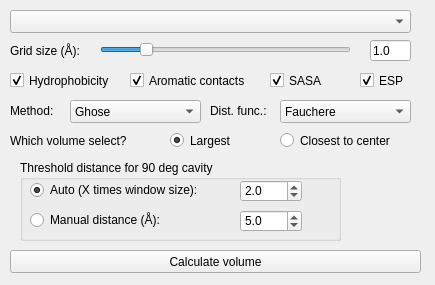
Qt form pymol_plugin/cavecav_widget.ui (VicenteMartiCentelles/CageCavityCalc) before a commit.
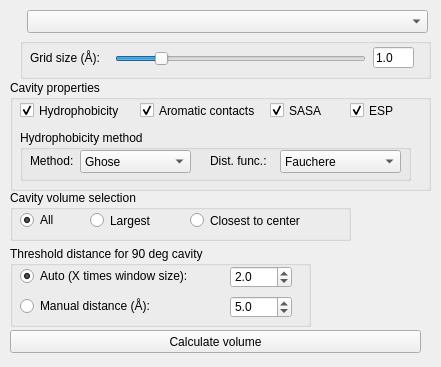
The same form after that commit.

Commit message: Added the option to select the clustering method including all, that was not properly implemented

```diff
--- a/pymol_plugin/cavecav_widget.ui
+++ b/pymol_plugin/cavecav_widget.ui
@@ -6,8 +6,8 @@
    <rect>
     <x>0</x>
     <y>0</y>
-    <width>435</width>
-    <height>285</height>
+    <width>441</width>
+    <height>367</height>
    </rect>
   </property>
   <property name="windowTitle">
@@ -17,7 +17,7 @@
    <property name="geometry">
     <rect>
      <x>10</x>
-     <y>250</y>
+     <y>330</y>
      <width>411</width>
      <height>23</height>
     </rect>
@@ -26,264 +26,22 @@
     <string>Calculate volume</string>
    </property>
   </widget>
-  <widget class="QCheckBox" name="hydro_check">
-   <property name="geometry">
-    <rect>
-     <x>10</x>
-     <y>70</y>
-     <width>111</width>
-     <height>21</height>
-    </rect>
-   </property>
-   <property name="text">
-    <string>Hydrophobicity</string>
-   </property>
-   <property name="checked">
-    <bool>true</bool>
-   </property>
-  </widget>
-  <widget class="QRadioButton" name="close_to_center_radio">
-   <property name="geometry">
-    <rect>
-     <x>280</x>
-     <y>130</y>
-     <width>131</width>
-     <height>21</height>
-    </rect>
-   </property>
-   <property name="text">
-    <string>Closest to center</string>
-   </property>
-   <property name="checked">
-    <bool>false</bool>
-   </property>
-  </widget>
-  <widget class="QRadioButton" name="largest_check">
-   <property name="geometry">
-    <rect>
-     <x>170</x>
-     <y>130</y>
-     <width>100</width>
-     <height>21</height>
-    </rect>
-   </property>
-   <property name="text">
-    <string>Largest</string>
-   </property>
-   <property name="checkable">
-    <bool>true</bool>
-   </property>
-   <property name="checked">
-    <bool>true</bool>
-   </property>
-  </widget>
-  <widget class="QSlider" name="grid_slider">
-   <property name="geometry">
-    <rect>
-     <x>100</x>
-     <y>40</y>
-     <width>251</width>
-     <height>20</height>
-    </rect>
-   </property>
-   <property name="maximum">
-    <number>24</number>
-   </property>
-   <property name="sliderPosition">
-    <number>4</number>
-   </property>
-   <property name="orientation">
-    <enum>Qt::Horizontal</enum>
-   </property>
-  </widget>
-  <widget class="QLabel" name="label">
-   <property name="geometry">
-    <rect>
-     <x>10</x>
-     <y>130</y>
-     <width>161</width>
-     <height>21</height>
-    </rect>
-   </property>
-   <property name="text">
-    <string>Which volume select?</string>
-   </property>
-  </widget>
-  <widget class="QLabel" name="label_2">
-   <property name="geometry">
-    <rect>
-     <x>10</x>
-     <y>40</y>
-     <width>81</width>
-     <height>21</height>
-    </rect>
-   </property>
-   <property name="text">
-    <string>Grid size (Å):</string>
-   </property>
-  </widget>
-  <widget class="QLineEdit" name="grid_edit">
-   <property name="geometry">
-    <rect>
-     <x>370</x>
-     <y>40</y>
-     <width>41</width>
-     <height>21</height>
-    </rect>
-   </property>
-   <property name="text">
-    <string>1.0</string>
-   </property>
-   <property name="maxLength">
-    <number>20</number>
-   </property>
-   <property name="cursorPosition">
-    <number>3</number>
-   </property>
-  </widget>
-  <widget class="QLabel" name="label_3">
-   <property name="geometry">
-    <rect>
-     <x>10</x>
-     <y>100</y>
-     <width>51</width>
-     <height>21</height>
-    </rect>
-   </property>
-   <property name="text">
-    <string>Method:</string>
-   </property>
-  </widget>
-  <widget class="QLabel" name="label_4">
-   <property name="geometry">
-    <rect>
-     <x>210</x>
-     <y>100</y>
-     <width>71</width>
-     <height>21</height>
-    </rect>
-   </property>
-   <property name="text">
-    <string>Dist. func.:</string>
-   </property>
-  </widget>
-  <widget class="QCheckBox" name="aro_check">
-   <property name="geometry">
-    <rect>
-     <x>130</x>
-     <y>70</y>
-     <width>131</width>
-     <height>21</height>
-    </rect>
-   </property>
-   <property name="text">
-    <string>Aromatic contacts</string>
-   </property>
-   <property name="checked">
-    <bool>true</bool>
-   </property>
-  </widget>
-  <widget class="QCheckBox" name="sas_check">
-   <property name="geometry">
-    <rect>
-     <x>270</x>
-     <y>70</y>
-     <width>71</width>
-     <height>21</height>
-    </rect>
-   </property>
-   <property name="text">
-    <string>SASA</string>
-   </property>
-   <property name="checked">
-    <bool>true</bool>
-   </property>
-  </widget>
-  <widget class="QComboBox" name="hydro_method">
-   <property name="geometry">
-    <rect>
-     <x>70</x>
-     <y>100</y>
-     <width>131</width>
-     <height>23</height>
-    </rect>
-   </property>
-   <item>
-    <property name="text">
-     <string>Ghose</string>
-    </property>
-   </item>
-   <item>
-    <property name="text">
-     <string>Crippen</string>
-    </property>
-   </item>
-  </widget>
-  <widget class="QComboBox" name="hydro_dist">
-   <property name="geometry">
-    <rect>
-     <x>280</x>
-     <y>100</y>
-     <width>131</width>
-     <height>23</height>
-    </rect>
-   </property>
-   <property name="currentText">
-    <string>Fauchere</string>
-   </property>
-   <item>
-    <property name="text">
-     <string>Fauchere</string>
-    </property>
-   </item>
-   <item>
-    <property name="text">
-     <string>Fauchere2</string>
-    </property>
-   </item>
-   <item>
-    <property name="text">
-     <string>Audry</string>
-    </property>
-   </item>
-   <item>
-    <property name="text">
-     <string>OnlyValues</string>
-    </property>
-   </item>
-  </widget>
   <widget class="QComboBox" name="selection_name">
    <property name="geometry">
     <rect>
-     <x>10</x>
+     <x>27</x>
      <y>10</y>
      <width>401</width>
      <height>23</height>
     </rect>
    </property>
   </widget>
-  <widget class="QCheckBox" name="esp_check">
-   <property name="geometry">
-    <rect>
-     <x>360</x>
-     <y>70</y>
-     <width>51</width>
-     <height>21</height>
-    </rect>
-   </property>
-   <property name="text">
-    <string>ESP</string>
-   </property>
-   <property name="checked">
-    <bool>true</bool>
-   </property>
-  </widget>
   <widget class="QGroupBox" name="groupBox">
    <property name="geometry">
     <rect>
-     <x>20</x>
-     <y>160</y>
-     <width>321</width>
+     <x>10</x>
+     <y>246</y>
+     <width>301</width>
      <height>81</height>
     </rect>
    </property>
@@ -364,6 +122,303 @@
     </property>
    </widget>
   </widget>
+  <widget class="QGroupBox" name="groupBox_2">
+   <property name="geometry">
+    <rect>
+     <x>10</x>
+     <y>190</y>
+     <width>341</width>
+     <height>51</height>
+    </rect>
+   </property>
+   <property name="title">
+    <string>Cavity volume selection</string>
+   </property>
+   <widget class="QRadioButton" name="volume_largest_check">
+    <property name="geometry">
+     <rect>
+      <x>80</x>
+      <y>20</y>
+      <width>100</width>
+      <height>21</height>
+     </rect>
+    </property>
+    <property name="text">
+     <string>Largest</string>
+    </property>
+    <property name="checkable">
+     <bool>true</bool>
+    </property>
+    <property name="checked">
+     <bool>false</bool>
+    </property>
+   </widget>
+   <widget class="QRadioButton" name="volume_close_to_center_check">
+    <property name="geometry">
+     <rect>
+      <x>180</x>
+      <y>20</y>
+      <width>131</width>
+      <height>21</height>
+     </rect>
+    </property>
+    <property name="text">
+     <string>Closest to center</string>
+    </property>
+    <property name="checked">
+     <bool>false</bool>
+    </property>
+   </widget>
+   <widget class="QRadioButton" name="volume_all_check">
+    <property name="geometry">
+     <rect>
+      <x>10</x>
+      <y>20</y>
+      <width>51</width>
+      <height>20</height>
+     </rect>
+    </property>
+    <property name="text">
+     <string>All</string>
+    </property>
+    <property name="checked">
+     <bool>true</bool>
+    </property>
+   </widget>
+  </widget>
+  <widget class="QGroupBox" name="groupBox_4">
+   <property name="geometry">
+    <rect>
+     <x>10</x>
+     <y>80</y>
+     <width>421</width>
+     <height>111</height>
+    </rect>
+   </property>
+   <property name="title">
+    <string>Cavity properties</string>
+   </property>
+   <widget class="QCheckBox" name="hydro_check">
+    <property name="geometry">
+     <rect>
+      <x>10</x>
+      <y>20</y>
+      <width>111</width>
+      <height>21</height>
+     </rect>
+    </property>
+    <property name="text">
+     <string>Hydrophobicity</string>
+    </property>
+    <property name="checked">
+     <bool>true</bool>
+    </property>
+   </widget>
+   <widget class="QCheckBox" name="aro_check">
+    <property name="geometry">
+     <rect>
+      <x>130</x>
+      <y>20</y>
+      <width>131</width>
+      <height>21</height>
+     </rect>
+    </property>
+    <property name="text">
+     <string>Aromatic contacts</string>
+    </property>
+    <property name="checked">
+     <bool>true</bool>
+    </property>
+   </widget>
+   <widget class="QCheckBox" name="sas_check">
+    <property name="geometry">
+     <rect>
+      <x>260</x>
+      <y>20</y>
+      <width>71</width>
+      <height>21</height>
+     </rect>
+    </property>
+    <property name="text">
+     <string>SASA</string>
+    </property>
+    <property name="checked">
+     <bool>true</bool>
+    </property>
+   </widget>
+   <widget class="QCheckBox" name="esp_check">
+    <property name="geometry">
+     <rect>
+      <x>340</x>
+      <y>20</y>
+      <width>51</width>
+      <height>21</height>
+     </rect>
+    </property>
+    <property name="text">
+     <string>ESP</string>
+    </property>
+    <property name="checked">
+     <bool>true</bool>
+    </property>
+   </widget>
+   <widget class="QGroupBox" name="groupBox_3">
+    <property name="geometry">
+     <rect>
+      <x>10</x>
+      <y>50</y>
+      <width>391</width>
+      <height>51</height>
+     </rect>
+    </property>
+    <property name="title">
+     <string>Hydrophobicity method</string>
+    </property>
+    <widget class="QComboBox" name="hydro_method">
+     <property name="geometry">
+      <rect>
+       <x>60</x>
+       <y>20</y>
+       <width>111</width>
+       <height>23</height>
+      </rect>
+     </property>
+     <item>
+      <property name="text">
+       <string>Ghose</string>
+      </property>
+     </item>
+     <item>
+      <property name="text">
+       <string>Crippen</string>
+      </property>
+     </item>
+    </widget>
+    <widget class="QComboBox" name="hydro_dist">
+     <property name="geometry">
+      <rect>
+       <x>260</x>
+       <y>20</y>
+       <width>121</width>
+       <height>23</height>
+      </rect>
+     </property>
+     <property name="currentText">
+      <string>Fauchere</string>
+     </property>
+     <item>
+      <property name="text">
+       <string>Fauchere</string>
+      </property>
+     </item>
+     <item>
+      <property name="text">
+       <string>Fauchere2</string>
+      </property>
+     </item>
+     <item>
+      <property name="text">
+       <string>Audry</string>
+      </property>
+     </item>
+     <item>
+      <property name="text">
+       <string>OnlyValues</string>
+      </property>
+     </item>
+    </widget>
+    <widget class="QLabel" name="label_3">
+     <property name="geometry">
+      <rect>
+       <x>10</x>
+       <y>20</y>
+       <width>51</width>
+       <height>21</height>
+      </rect>
+     </property>
+     <property name="text">
+      <string>Method:</string>
+     </property>
+    </widget>
+    <widget class="QLabel" name="label_4">
+     <property name="geometry">
+      <rect>
+       <x>190</x>
+       <y>20</y>
+       <width>71</width>
+       <height>21</height>
+      </rect>
+     </property>
+     <property name="text">
+      <string>Dist. func.:</string>
+     </property>
+    </widget>
+   </widget>
+  </widget>
+  <widget class="QGroupBox" name="groupBox_5">
+   <property name="geometry">
+    <rect>
+     <x>20</x>
+     <y>38</y>
+     <width>411</width>
+     <height>41</height>
+    </rect>
+   </property>
+   <property name="title">
+    <string/>
+   </property>
+   <widget class="QLabel" name="label_2">
+    <property name="geometry">
+     <rect>
+      <x>10</x>
+      <y>9</y>
+      <width>81</width>
+      <height>21</height>
+     </rect>
+    </property>
+    <property name="text">
+     <string>Grid size (Å):</string>
+    </property>
+   </widget>
+   <widget class="QSlider" name="grid_slider">
+    <property name="geometry">
+     <rect>
+      <x>95</x>
+      <y>11</y>
+      <width>251</width>
+      <height>20</height>
+     </rect>
+    </property>
+    <property name="maximum">
+     <number>24</number>
+    </property>
+    <property name="sliderPosition">
+     <number>4</number>
+    </property>
+    <property name="orientation">
+     <enum>Qt::Horizontal</enum>
+    </property>
+   </widget>
+   <widget class="QLineEdit" name="grid_edit">
+    <property name="geometry">
+     <rect>
+      <x>353</x>
+      <y>9</y>
+      <width>41</width>
+      <height>21</height>
+     </rect>
+    </property>
+    <property name="text">
+     <string>1.0</string>
+    </property>
+    <property name="maxLength">
+     <number>20</number>
+    </property>
+    <property name="cursorPosition">
+     <number>3</number>
+    </property>
+   </widget>
+  </widget>
  </widget>
  <resources/>
  <connections/>
```
The commit also changes 1 other file.
